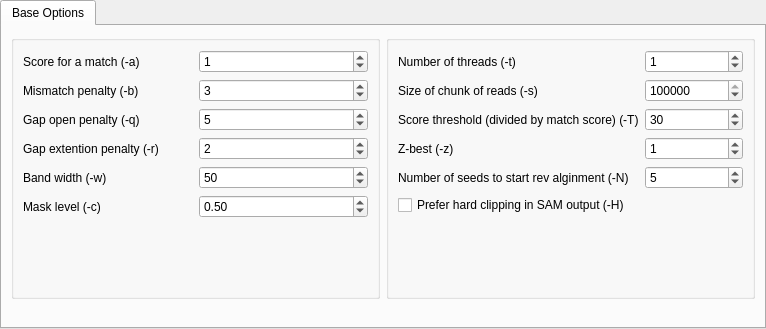
This is src/plugins/external_tool_support/src/ui/BwaSwSettings.ui in violethaze74/ugene as Qt 5 draws it before an edit. The edited form follows.
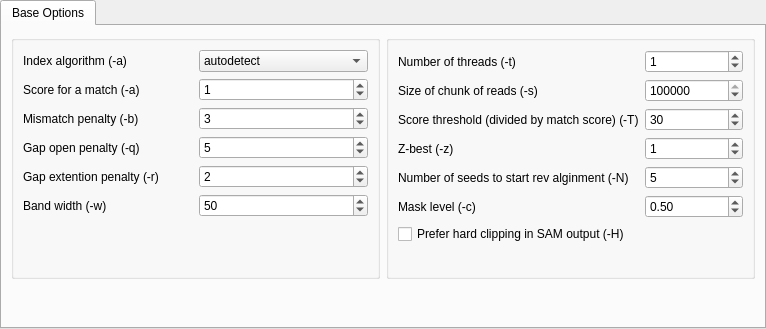
This is the edited form.

Diff of the .ui file:
```diff
--- a/src/plugins/external_tool_support/src/ui/BwaSwSettings.ui
+++ b/src/plugins/external_tool_support/src/ui/BwaSwSettings.ui
@@ -47,7 +47,41 @@
             <property name="sizeConstraint">
              <enum>QLayout::SetMinAndMaxSize</enum>
             </property>
-            <item row="0" column="0">
+            <item row="8" column="1">
+             <widget class="QSpinBox" name="bandWidthSpinbox">
+              <property name="value">
+               <number>50</number>
+              </property>
+             </widget>
+            </item>
+            <item row="0" column="1">
+             <widget class="QComboBox" name="indexAlgorithmComboBox">
+              <property name="currentIndex">
+               <number>0</number>
+              </property>
+              <item>
+               <property name="text">
+                <string>autodetect</string>
+               </property>
+              </item>
+              <item>
+               <property name="text">
+                <string>bwtsw</string>
+               </property>
+              </item>
+              <item>
+               <property name="text">
+                <string>div</string>
+               </property>
+              </item>
+              <item>
+               <property name="text">
+                <string>is</string>
+               </property>
+              </item>
+             </widget>
+            </item>
+            <item row="1" column="0">
              <widget class="QLabel" name="label_7">
               <property name="layoutDirection">
                <enum>Qt::LeftToRight</enum>
@@ -63,14 +97,14 @@
               </property>
              </widget>
             </item>
-            <item row="0" column="1">
+            <item row="1" column="1">
              <widget class="QSpinBox" name="matchScoreSpinbox">
               <property name="value">
                <number>1</number>
               </property>
              </widget>
             </item>
-            <item row="1" column="0">
+            <item row="2" column="0">
              <widget class="QLabel" name="label_8">
               <property name="layoutDirection">
                <enum>Qt::LeftToRight</enum>
@@ -86,14 +120,14 @@
               </property>
              </widget>
             </item>
-            <item row="1" column="1">
+            <item row="2" column="1">
              <widget class="QSpinBox" name="mismatchScoreSpinbox">
               <property name="value">
                <number>3</number>
               </property>
              </widget>
             </item>
-            <item row="2" column="0">
+            <item row="3" column="0">
              <widget class="QLabel" name="label_17">
               <property name="layoutDirection">
                <enum>Qt::LeftToRight</enum>
@@ -109,14 +143,14 @@
               </property>
              </widget>
             </item>
-            <item row="2" column="1">
+            <item row="3" column="1">
              <widget class="QSpinBox" name="gapOpenSpinbox">
               <property name="value">
                <number>5</number>
               </property>
              </widget>
             </item>
-            <item row="3" column="0">
+            <item row="4" column="0">
              <widget class="QLabel" name="label_18">
               <property name="layoutDirection">
                <enum>Qt::LeftToRight</enum>
@@ -132,14 +166,14 @@
               </property>
              </widget>
             </item>
-            <item row="3" column="1">
+            <item row="4" column="1">
              <widget class="QSpinBox" name="gapExtSpinbox">
               <property name="value">
                <number>2</number>
               </property>
              </widget>
             </item>
-            <item row="7" column="0">
+            <item row="8" column="0">
              <widget class="QLabel" name="label_43">
               <property name="layoutDirection">
                <enum>Qt::LeftToRight</enum>
@@ -155,37 +189,7 @@
               </property>
              </widget>
             </item>
-            <item row="7" column="1">
-             <widget class="QSpinBox" name="bandWidthSpinbox">
-              <property name="value">
-               <number>50</number>
-              </property>
-             </widget>
-            </item>
-            <item row="9" column="0">
-             <widget class="QLabel" name="label_42">
-              <property name="layoutDirection">
-               <enum>Qt::LeftToRight</enum>
-              </property>
-              <property name="text">
-               <string>Mask level (-c)</string>
-              </property>
-              <property name="alignment">
-               <set>Qt::AlignLeading|Qt::AlignLeft|Qt::AlignVCenter</set>
-              </property>
-              <property name="margin">
-               <number>5</number>
-              </property>
-             </widget>
-            </item>
-            <item row="9" column="1">
-             <widget class="QDoubleSpinBox" name="maskLevelSpinbox">
-              <property name="value">
-               <double>0.500000000000000</double>
-              </property>
-             </widget>
-            </item>
-            <item row="10" column="0" colspan="2">
+            <item row="13" column="0" colspan="2">
              <spacer name="verticalSpacer_2">
               <property name="orientation">
                <enum>Qt::Vertical</enum>
@@ -198,6 +202,19 @@
               </property>
              </spacer>
             </item>
+            <item row="0" column="0">
+             <widget class="QLabel" name="label_3">
+              <property name="text">
+               <string>Index algorithm (-a)</string>
+              </property>
+              <property name="alignment">
+               <set>Qt::AlignLeading|Qt::AlignLeft|Qt::AlignVCenter</set>
+              </property>
+              <property name="margin">
+               <number>5</number>
+              </property>
+             </widget>
+            </item>
            </layout>
           </widget>
          </item>
@@ -347,7 +364,30 @@
               </property>
              </spacer>
             </item>
-            <item row="9" column="0" colspan="2">
+            <item row="8" column="1">
+             <widget class="QDoubleSpinBox" name="maskLevelSpinbox">
+              <property name="value">
+               <double>0.500000000000000</double>
+              </property>
+             </widget>
+            </item>
+            <item row="8" column="0">
+             <widget class="QLabel" name="label_42">
+              <property name="layoutDirection">
+               <enum>Qt::LeftToRight</enum>
+              </property>
+              <property name="text">
+               <string>Mask level (-c)</string>
+              </property>
+              <property name="alignment">
+               <set>Qt::AlignLeading|Qt::AlignLeft|Qt::AlignVCenter</set>
+              </property>
+              <property name="margin">
+               <number>5</number>
+              </property>
+             </widget>
+            </item>
+            <item row="9" column="0">
              <widget class="QCheckBox" name="hardClippingCheckBox">
               <property name="text">
                <string>Prefer hard clipping in SAM output (-H)</string>
@@ -376,6 +416,16 @@
          </property>
         </widget>
        </item>
+       <item>
+        <widget class="QLabel" name="warningLabel">
+         <property name="text">
+          <string/>
+         </property>
+         <property name="wordWrap">
+          <bool>true</bool>
+         </property>
+        </widget>
+       </item>
       </layout>
      </widget>
     </widget>
```
